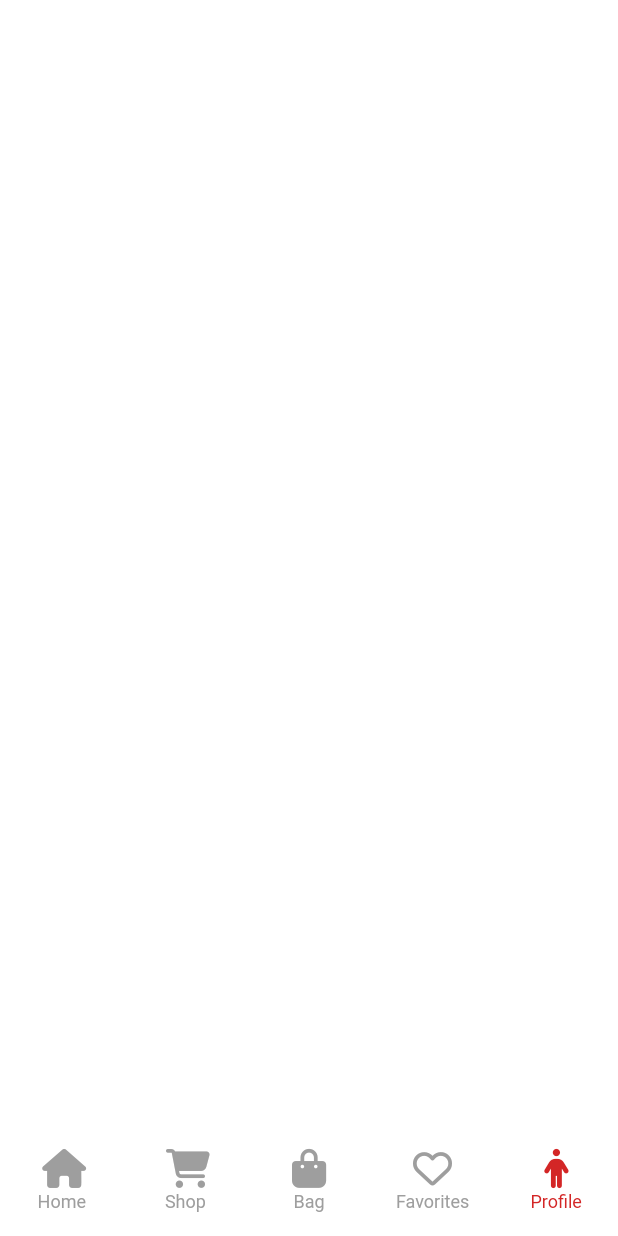
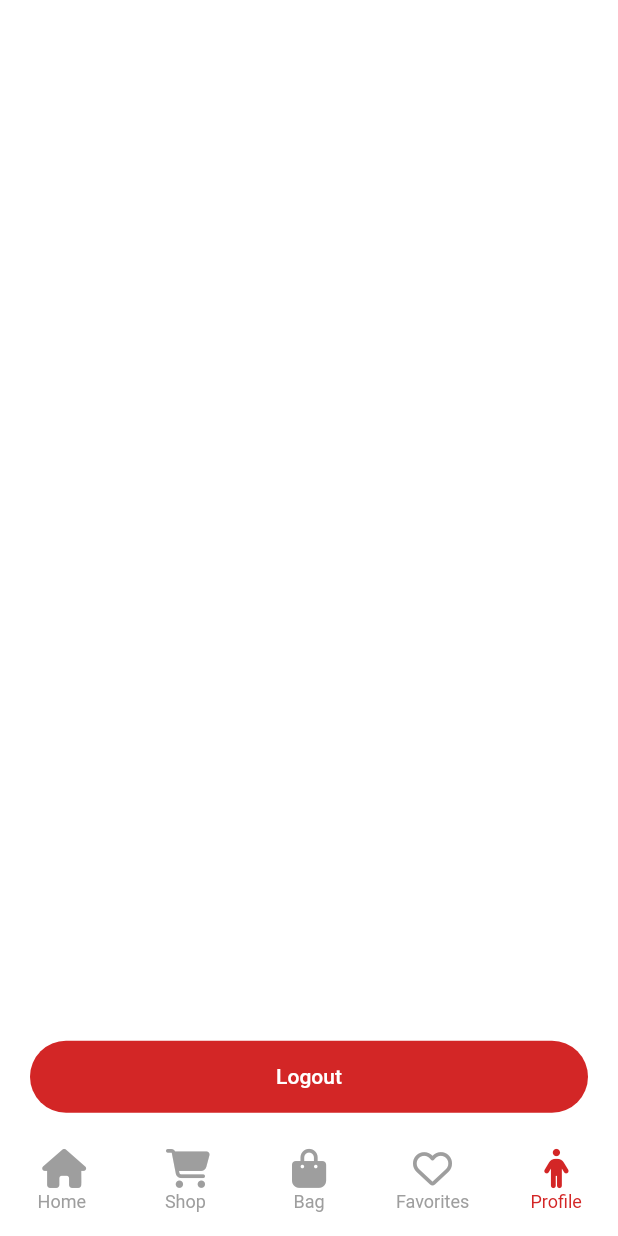
Before and after one commit to mustafa-farag/E-commerce_V2, a Flutter app: the screen it shows once a user with an empty profile is signed in, item 5 of the bottom bar chosen, on a phone screen of 412 x 824 dp. Run offline on Flutter 3.47's test engine with Material 2 defaults, Android fonts, the phone set to English and light mode, and no system bars; drawn by our look-alikes of persistent_bottom_nav_bar_v2; our stand-ins replace cloud_firestore, firebase_auth, firebase_core, font_awesome_flutter; accounts and stored records are empty; network calls fail.

Commit message:
logout & firebase firestore services with MVC

```diff
--- a/lib/controllers/auth_controller.dart
+++ b/lib/controllers/auth_controller.dart
@@ -9,7 +9,10 @@ class AuthController with ChangeNotifier {
   AuthFormType authFormType;
 
   AuthController(
-      {required this.auth, this.email='', this.password='', this.authFormType = AuthFormType.login});
+      {required this.auth,
+      this.email = '',
+      this.password = '',
+      this.authFormType = AuthFormType.login});
 
   void copyWith({
     String? email,
@@ -41,7 +44,7 @@ class AuthController with ChangeNotifier {
     }
   }
 
-  Future<void> submit()async {
+  Future<void> submit() async {
     try {
       if (authFormType == AuthFormType.login) {
         await auth.loginWithEmailAndPassword(email, password);
@@ -52,4 +55,12 @@ class AuthController with ChangeNotifier {
       rethrow;
     }
   }
+
+  Future<void> logout() async {
+    try {
+      await auth.logout();
+    } catch (e) {
+      debugPrint(e.toString());
+    }
+  }
 }
--- a/lib/views/screens/bottomnavbar_screen.dart
+++ b/lib/views/screens/bottomnavbar_screen.dart
@@ -1,3 +1,4 @@
+import 'package:commercialapp/views/screens/profile_screen.dart';
 import 'package:flutter/material.dart';
 import 'package:font_awesome_flutter/font_awesome_flutter.dart';
 import 'package:persistent_bottom_nav_bar_v2/persistent-tab-view.dart';
@@ -54,7 +55,7 @@ class _BottomNavBarScreenState extends State<BottomNavBarScreen> {
       Container(),
       Container(),
       Container(),
-      Container()
+      const ProfileScreen()
     ];
   }
   List<PersistentBottomNavBarItem> _navBarsItems() {
--- a/lib/views/screens/landing_screen.dart
+++ b/lib/views/screens/landing_screen.dart
@@ -1,3 +1,4 @@
+import 'package:commercialapp/controllers/auth_controller.dart';
 import 'package:commercialapp/services/auth.dart';
 import 'package:commercialapp/views/screens/auth_screen.dart';
 import 'package:commercialapp/views/screens/bottomnavbar_screen.dart';
@@ -17,9 +18,13 @@ class LandingScreen extends StatelessWidget {
           if (snapshot.connectionState == ConnectionState.active) {
             final user = snapshot.data;
             if (user == null) {
-              return const AuthScreen();
+              return ChangeNotifierProvider<AuthController>(
+                  create: (_) => AuthController(auth: auth),
+                  child: const AuthScreen());
             } else {
-              return const BottomNavBarScreen();
+              return ChangeNotifierProvider<AuthController>(
+                  create: (_) => AuthController(auth: auth),
+                  child: const BottomNavBarScreen());
             }
           }
           // TODO: We will refactor this to make one component for loading
--- /dev/null
+++ b/lib/views/screens/profile_screen.dart
@@ -0,0 +1,29 @@
+import 'package:commercialapp/controllers/auth_controller.dart';
+import 'package:commercialapp/services/auth.dart';
+import 'package:commercialapp/views/widgets/default_button.dart';
+import 'package:flutter/material.dart';
+import 'package:provider/provider.dart';
+
+class ProfileScreen extends StatelessWidget {
+  const ProfileScreen({Key? key}) : super(key: key);
+
+  @override
+  Widget build(BuildContext context) {
+    return Consumer<AuthController>(
+      builder: (_,model,__){
+        return Padding(
+          padding: const EdgeInsets.all(20.0),
+          child: Column(
+            children: [
+              const Spacer(),
+              DefaultButton(
+                onPressed: ()=> model.logout(),
+                text: 'Logout',
+              )
+            ],
+          ),
+        );
+      },
+    );
+  }
+}
--- a/pubspec.yaml
+++ b/pubspec.yaml
@@ -21,6 +21,7 @@ dependencies:
   firebase_core: ^1.18.0
   firebase_auth: ^3.3.20
   firebase_storage: ^10.2.18
+  cloud_firestore: ^3.1.18
   provider: ^6.0.3
 
 dev_dependencies:
```
Also changed, not shown: lib/services/firestore_services.dart (added, +63 -0 lines), lib/views/screens/auth_screen.dart (+3 -5 lines), pubspec.lock.
